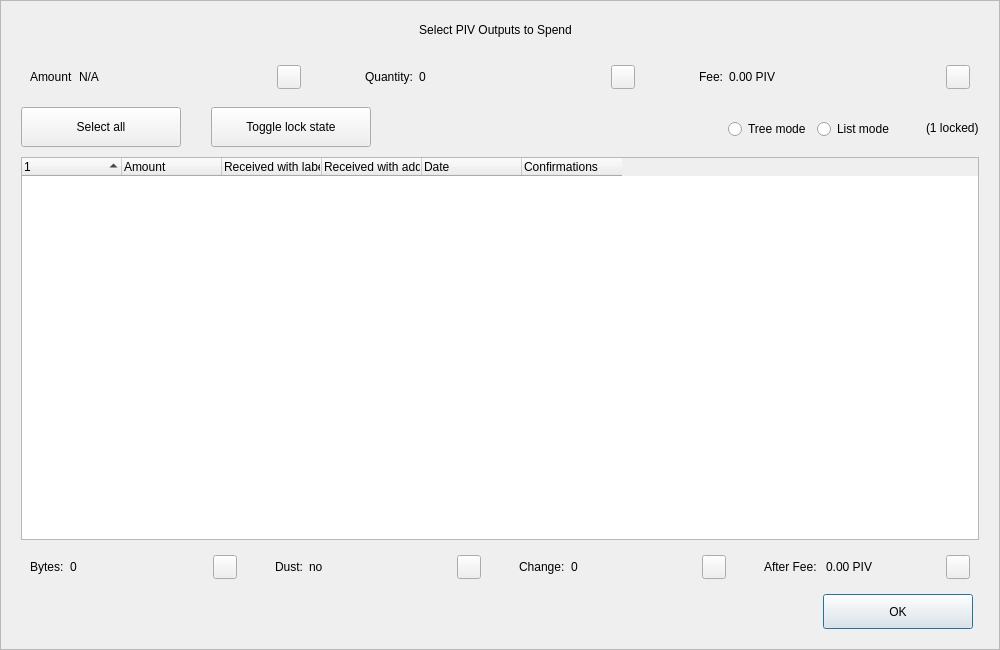
Above: src/qt/forms/coincontroldialog.ui from hypermoist/Hemis before the change. Below: the same form after it.
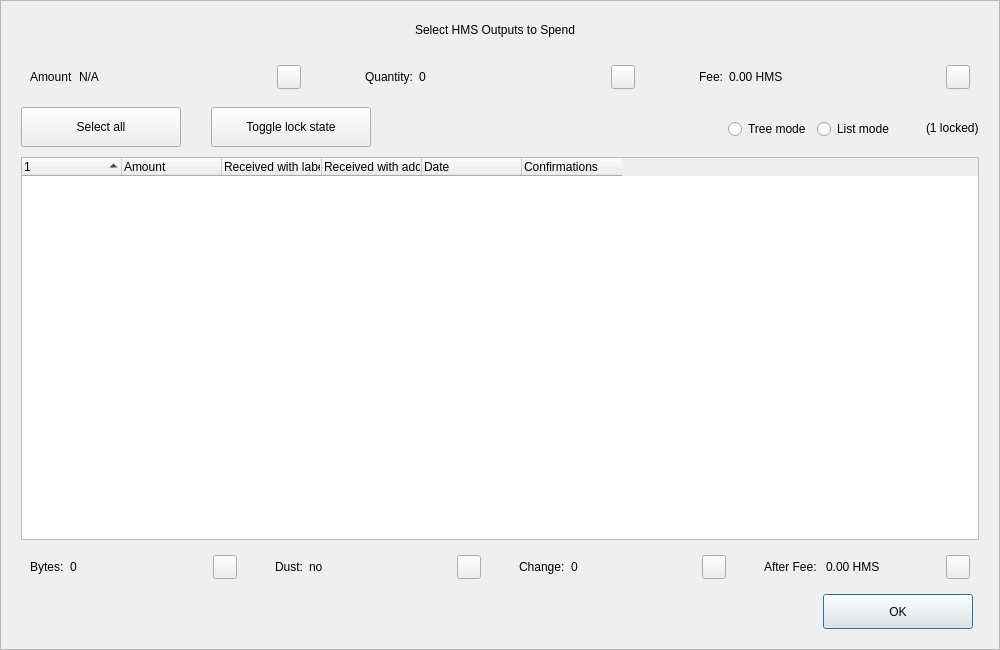
That is the form after the change. Custom widgets are drawn as their Qt base class.

```diff
--- a/src/qt/forms/coincontroldialog.ui
+++ b/src/qt/forms/coincontroldialog.ui
@@ -98,7 +98,7 @@
            </size>
           </property>
           <property name="text">
-           <string>Select PIV Outputs to Spend</string>
+           <string>Select HMS Outputs to Spend</string>
           </property>
           <property name="alignment">
            <set>Qt::AlignCenter</set>
@@ -268,7 +268,7 @@
            <item>
             <widget class="QLabel" name="labelCoinControlFee">
              <property name="text">
-              <string>0.00 PIV</string>
+              <string>0.00 HMS</string>
              </property>
             </widget>
            </item>
@@ -729,7 +729,7 @@
            <item>
             <widget class="QLabel" name="labelCoinControlAfterFee">
              <property name="text">
-              <string>0.00 PIV</string>
+              <string>0.00 HMS</string>
              </property>
             </widget>
            </item>
```
